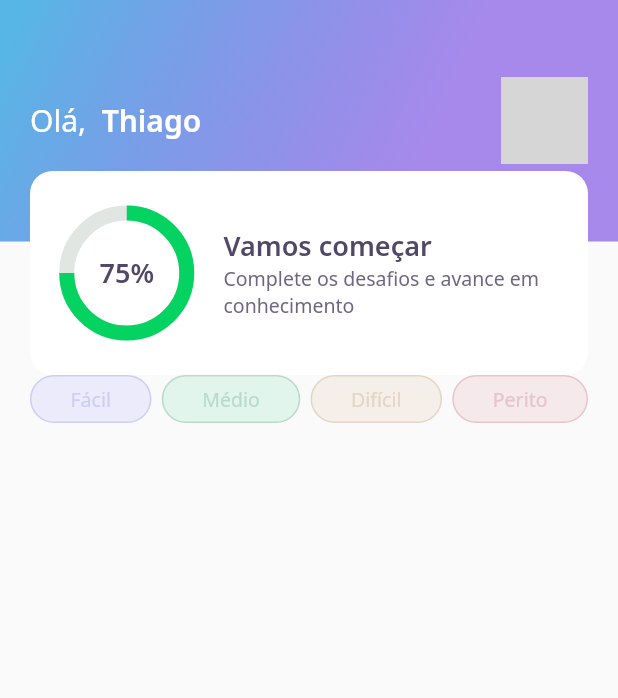
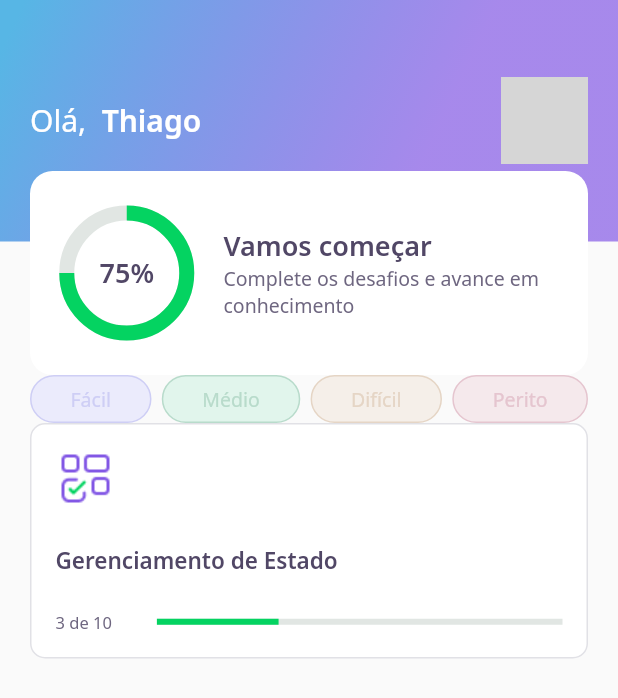
Before and after one commit to s7Thiago/devquiz, a Flutter app: the screen it shows after launch, on a phone screen of 412 x 824 dp. Shown: the top 698 px of the screen. Run offline on Flutter 3.47's test engine with Material 2 defaults, Android fonts, the phone set to English and light mode, and no system bars; our stand-ins replace google_fonts; network calls fail; grey boxes are pictures that could not be loaded.

Commit message:
Day 2 - QuizCardWidget

```diff
--- a/lib/home/home_page.dart
+++ b/lib/home/home_page.dart
@@ -1,5 +1,6 @@
 import 'package:devquiz/home/widgets/app_bar_widget.dart';
 import 'package:devquiz/home/widgets/level_button/level_button_widget.dart';
+import 'package:devquiz/home/widgets/quiz_card/quiz_card_widget.dart';
 import 'package:flutter/material.dart';
 
 class HomePage extends StatefulWidget {
@@ -14,13 +15,18 @@
       appBar: AppBarWidget(),
       body: Padding(
         padding: const EdgeInsets.symmetric(horizontal: 20),
-        child: Row(
-          mainAxisAlignment: MainAxisAlignment.spaceBetween,
+        child: Column(
           children: [
-            LevelButtonWidget(label: 'Fácil'),
-            LevelButtonWidget(label: 'Médio'),
-            LevelButtonWidget(label: 'Difícil'),
-            LevelButtonWidget(label: 'Perito'),
+            Row(
+              mainAxisAlignment: MainAxisAlignment.spaceBetween,
+              children: [
+                LevelButtonWidget(label: 'Fácil'),
+                LevelButtonWidget(label: 'Médio'),
+                LevelButtonWidget(label: 'Difícil'),
+                LevelButtonWidget(label: 'Perito'),
+              ],
+            ),
+            QuizCardWidget(),
           ],
         ),
       ),
--- /dev/null
+++ b/lib/home/widgets/quiz_card/quiz_card_widget.dart
@@ -0,0 +1,56 @@
+import 'package:devquiz/core/app_colors.dart';
+import 'package:devquiz/core/app_images.dart';
+import 'package:devquiz/core/app_text_styles.dart';
+import 'package:flutter/material.dart';
+
+class QuizCardWidget extends StatelessWidget {
+  @override
+  Widget build(BuildContext context) {
+    return Container(
+      padding: const EdgeInsets.all(16),
+      decoration: BoxDecoration(
+        color: AppColors.white,
+        borderRadius: BorderRadius.circular(10),
+        border: Border.fromBorderSide(
+          BorderSide(color: AppColors.border),
+        ),
+      ),
+      child: Column(
+        crossAxisAlignment: CrossAxisAlignment.start,
+        children: [
+          Container(
+            height: 40,
+            width: 40,
+            child: Image.asset(AppImages.blocks),
+          ),
+          SizedBox(height: 24),
+          Text(
+            'Gerenciamento de Estado',
+            style: AppTextStyles.heading15,
+          ),
+          SizedBox(height: 24),
+          Row(
+            children: [
+              Expanded(
+                flex: 1,
+                child: Text(
+                  '3 de 10',
+                  style: AppTextStyles.body11,
+                ),
+              ),
+              Expanded(
+                flex: 4,
+                child: LinearProgressIndicator(
+                  value: .3,
+                  backgroundColor: AppColors.chartSecondary,
+                  valueColor:
+                      AlwaysStoppedAnimation<Color>(AppColors.chartPrimary),
+                ),
+              )
+            ],
+          )
+        ],
+      ),
+    );
+  }
+}
```
